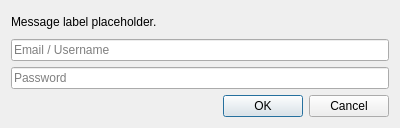
First picture: the form in gui/dialogs/EditAccountDialog.ui, repository FreesmTeam/FreesmLauncher, before the edit.
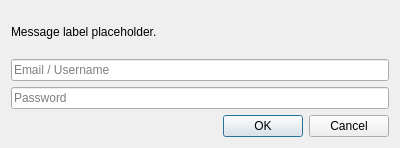
Second picture: the form after the edit.

Commit message: Fix various Dialogs (Titles, License formatting)

The edit to the form file:
```diff
--- a/gui/dialogs/EditAccountDialog.ui
+++ b/gui/dialogs/EditAccountDialog.ui
@@ -7,7 +7,7 @@
     <x>0</x>
     <y>0</y>
     <width>400</width>
-    <height>128</height>
+    <height>148</height>
    </rect>
   </property>
   <property name="windowTitle">
```
Left out of the diff: 2 changed lines with no effect on the pictures. The commit also changes 7 other files.
